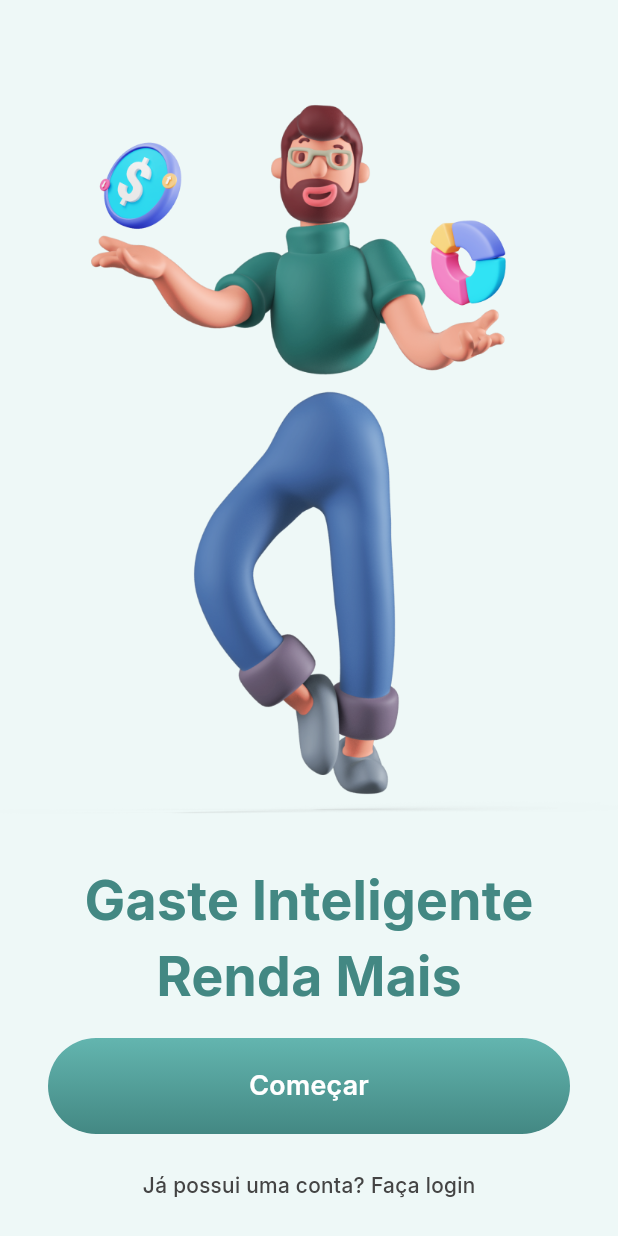
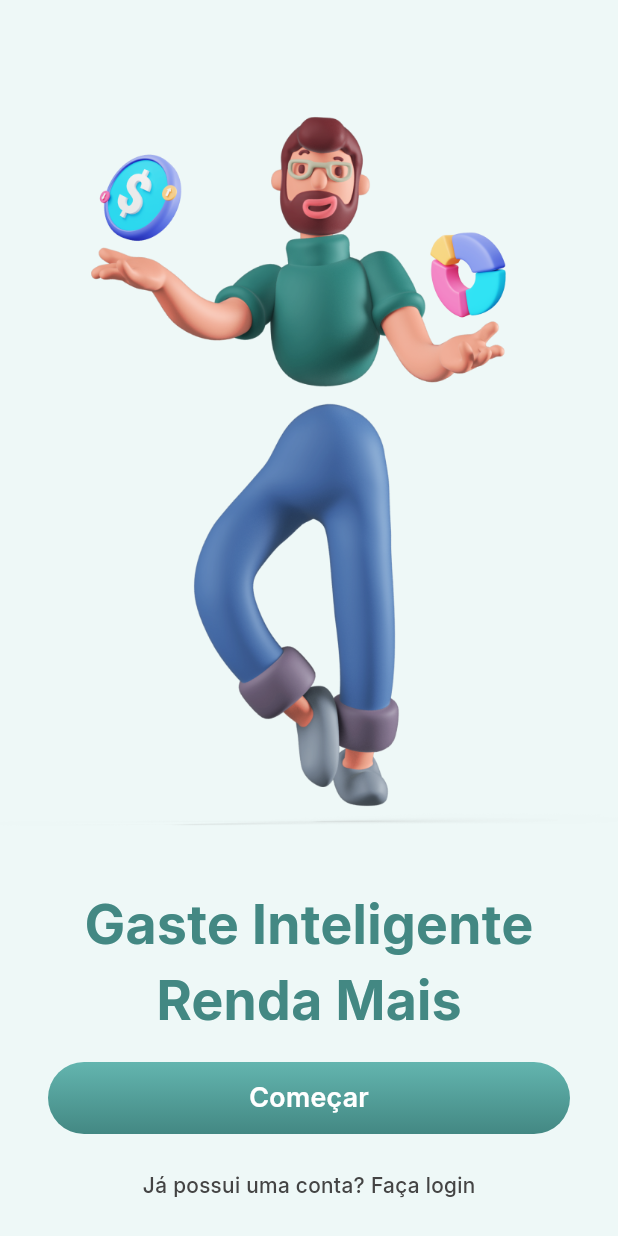
Before and after one commit to LeandroFonseca16/financy_app, a Flutter app: the screen it shows after launch, on a phone screen of 412 x 824 dp. Run offline on Flutter 3.47's test engine with Material 3 defaults, Android fonts, the phone set to English and light mode, and no system bars.

Commit message:
adjust: Primary Button code refactor

```diff
--- a/lib/common/widgets/primary_button.dart
+++ b/lib/common/widgets/primary_button.dart
@@ -13,13 +13,15 @@ class PrimaryButton extends StatelessWidget {
     super.key,
   });
 
+  final BorderRadius _borderRadius =
+      const BorderRadius.all(Radius.circular(24.0));
+
   @override
   Widget build(BuildContext context) {
-    return Material(
-      borderRadius: const BorderRadius.all(Radius.circular(38.0)),
-      child: Ink(
+    return Ink(
+      height: 48.0,
       decoration: BoxDecoration(
-            borderRadius: const BorderRadius.all(Radius.circular(38.0)),
+          borderRadius: _borderRadius,
           gradient: LinearGradient(
             begin: Alignment.topCenter,
             end: Alignment.bottomCenter,
@@ -28,19 +30,14 @@ class PrimaryButton extends StatelessWidget {
                 : AppColors.greyGradient,
           )),
       child: InkWell(
-          borderRadius: const BorderRadius.all(Radius.circular(38.0)),
-          child: Container(
-            decoration: const BoxDecoration(
-              borderRadius: BorderRadius.all(Radius.circular(38.0)),
-            ),
-            alignment: Alignment.center,
-            height: 64.0,
+        borderRadius: _borderRadius,
+        onTap: onPressed,
+        child: Align(
           child: Text(text,
               style: AppTextStyles.mediumText18
                   .copyWith(color: AppColors.white)),
         ),
       ),
-      ),
     );
   }
 }
```
Lines whose indentation alone changed are shown as unchanged.
